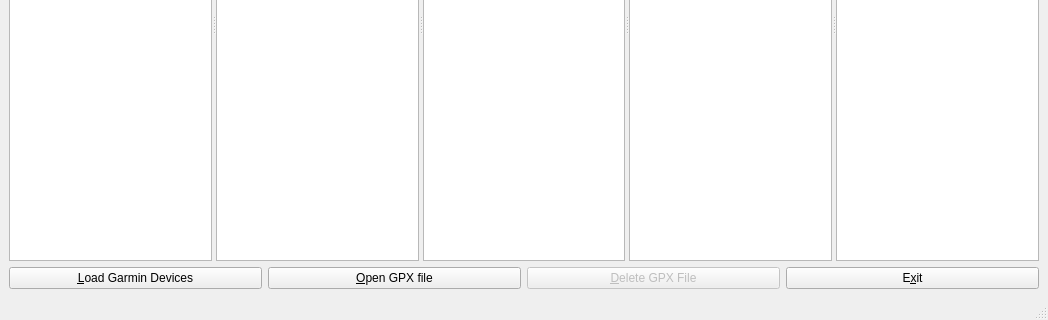
Qt form apps/Widgets/mainwindow.ui (d029940/QtAnalyzeGPX) before a commit; both pictures show x 0 to 1048 and y 242 to 562 of the 1048 by 562 pixel window.
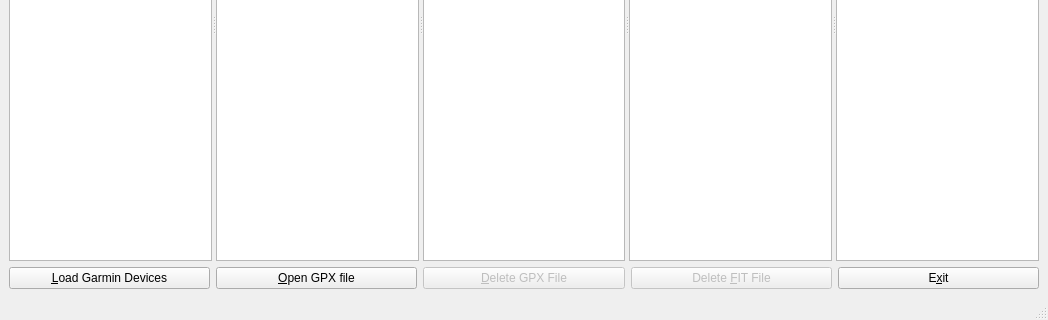
The same form after that commit.

Commit message: Preparation to delete a course file

```diff
--- a/apps/Widgets/mainwindow.ui
+++ b/apps/Widgets/mainwindow.ui
@@ -90,6 +90,16 @@
         </property>
        </widget>
       </item>
+      <item>
+       <widget class="QPushButton" name="deleteFitButton">
+        <property name="enabled">
+         <bool>false</bool>
+        </property>
+        <property name="text">
+         <string>Delete &amp;FIT File</string>
+        </property>
+       </widget>
+      </item>
       <item>
        <widget class="QPushButton" name="exitButton">
         <property name="text">
```
Left out of the diff: 2 changed lines with no effect on the pictures. The commit also changes 4 other files.
